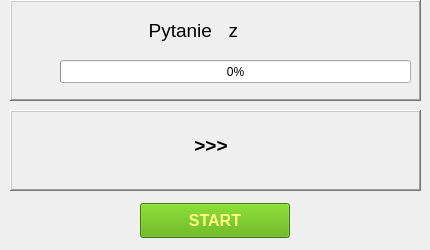
kuchar222/Angielka, file GUI/mowienie.ui: the form before one commit.
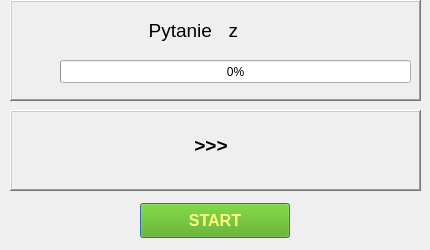
The form after the commit.

Commit message: poprawiono GUI pisania

Patch:
```diff
--- a/GUI/mowienie.ui
+++ b/GUI/mowienie.ui
@@ -227,9 +227,12 @@
       <property name="text">
        <string>START</string>
       </property>
-      <property name="default">
+      <property name="autoDefault">
        <bool>false</bool>
       </property>
+      <property name="default">
+       <bool>true</bool>
+      </property>
      </widget>
     </item>
    </layout>
```
The commit also changes 2 other files.
